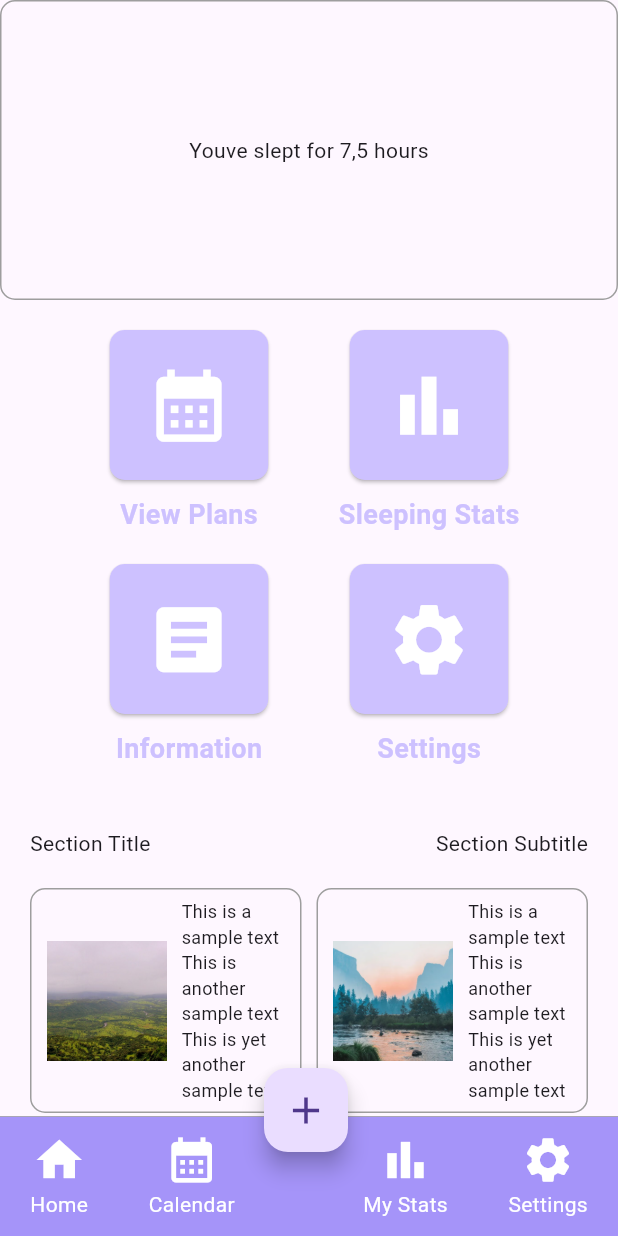
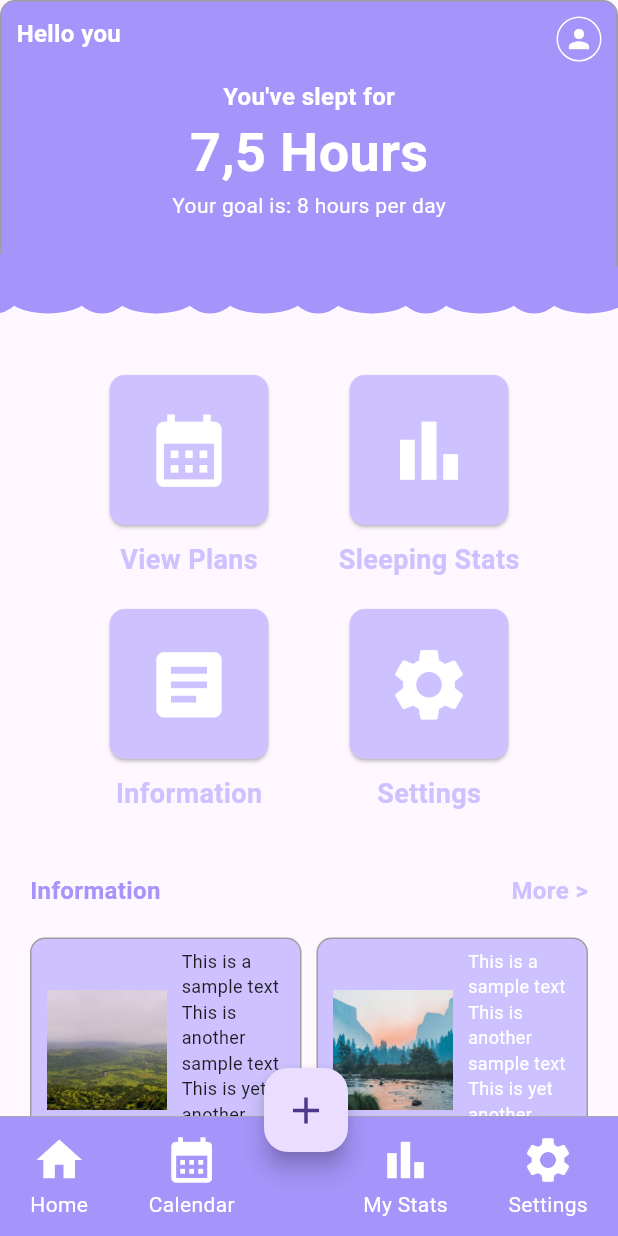
Before and after one commit to chiefxd/Sleepful, a Flutter app: the screen it shows after launch, after a tap on the "home" icon, on a phone screen of 412 x 824 dp. Run offline on Flutter 3.47's test engine with Material 3 defaults, Android fonts, the phone set to English and light mode, and no system bars; Roboto replaces fonts that are missing (Montserrat).

Commit message:
update UI, sedikit home page part 2.

```diff
--- /dev/null
+++ b/lib/Components/cloud_painter.dart
@@ -0,0 +1,35 @@
+// cloud_painter.dart
+import 'package:flutter/material.dart';
+
+class CloudPainter extends CustomPainter {
+  @override
+  void paint(Canvas canvas, Size size) {
+    final paint = Paint()
+      ..color = const Color(0xFFA594F9)//A594F9
+      ..style = PaintingStyle.fill;
+
+    // Calculate the number of circles based on the length of the rectangle
+    const circleSpacing = 36.0;
+    final numCircles = (size.width / circleSpacing).floor();
+
+    // Draw a series of overlapping circles to create a cloud shape
+    for (int i = 0; i < numCircles + 2; i++) {
+      final x = i * circleSpacing - 5.0; // Move the first circle to the left
+      final y = size.height - 10.0;
+      const radius = 20.0;
+
+      if (i % 2 != 0) { // Odd-numbered circles
+        final rect = Rect.fromPoints(
+          Offset(x - radius - radius / 2, y - radius / 2),
+          Offset(x + radius + radius / 2, y + radius),
+        );
+        canvas.drawOval(rect, paint);
+      } else { // Even-numbered circles
+        canvas.drawCircle(Offset(x, y), radius, paint);
+      }
+    }
+  }
+
+  @override
+  bool shouldRepaint(covariant CustomPainter oldDelegate) => false;
+}
--- a/lib/Pages/home_page.dart
+++ b/lib/Pages/home_page.dart
@@ -6,6 +6,7 @@ import 'settings.dart'; // Import the page_c.dart file
 import 'information.dart'; // Import the page_d.dart file
 import '../Navbar/bottom_navbar.dart'; // Import the BottomNavbar widget
 import '../Components/button_with_text.dart'; // Import the ButtonWithText widget
+import '../Components/cloud_painter.dart';
 
 class HomePage extends StatelessWidget {
   const HomePage({super.key});
@@ -22,14 +23,88 @@ class HomePage extends StatelessWidget {
                   Container(
                     height: 200, // Set the height of the rectangle
                     decoration: BoxDecoration(
+                      color: const Color(0xFFA594F9), // Set the background color to purple
                       border: Border.all(color: Colors.grey),
                       borderRadius: BorderRadius.circular(10),
                     ),
-                    child: const Center(
-                      child: Text('Youve slept for 7,5 hours'),
+                    child: Stack(
+                      children: [
+                        const Positioned(
+                          top: 10,
+                          left: 10,
+                          child: Text(
+                            'Hello you',
+                            style: TextStyle(
+                              fontSize: 16, // Set the font size to 16
+                              fontWeight: FontWeight.bold, // Set the font weight to bold
+                              color: Colors.white, // Set the text color to white
+                            ),
+                          ),
+                        ),
+                        Positioned(
+                          top: 10,
+                          right: 10,
+                          child: Container(
+                            width: 30,
+                            height: 30,
+                            decoration: BoxDecoration(
+                              shape: BoxShape.circle,
+                              border: Border.all(color: Colors.white),
+                            ),
+                            child: const Center(
+                              child: Icon(
+                                Icons.person,
+                                color: Colors.white,
+                                size: 20,
+                              ),
+                            ),
+                          ),
+                        ),
+                        const Center(
+                          child: Column(
+                            mainAxisAlignment: MainAxisAlignment.center,
+                            children: [
+                              Text(
+                                'You\'ve slept for',
+                                style: TextStyle(
+                                  fontSize: 16, // Set the font size to 16
+                                  fontWeight: FontWeight.bold, // Set the font weight to bold
+                                  color: Colors.white, // Set the text color to white
+                                ),
+                              ),
+                              Text(
+                                '7,5 Hours',
+                                style: TextStyle(
+                                  fontSize: 36, // Set the font size to 36
+                                  fontWeight: FontWeight.bold, // Set the font weight to bold
+                                  color: Colors.white, // Set the text color to white
+                                ),
+                              ),
+                              Text(
+                                'Your goal is: 8 hours per day',
+                                style: TextStyle(
+                                  fontSize: 14, // Set the font size to 14
+                                  color: Colors.white, // Set the text color to white
+                                ),
+                              ),
+                            ],
+                          ),
+                        ),
+                        Positioned(
+                          bottom: 0,
+                          left: 0,
+                          right: 0,
+                          child: CustomPaint(
+                            painter: CloudPainter(),
+                            child: Container(
+                              height: 50, // Set the height of the cloud shape
+                            ),
+                          ),
+                        ),
+                      ],
                     ),
                   ),
-                  const SizedBox(height: 20), // Add some space between sections
+                  const SizedBox(height: 50), // Add some space between sections
                   const Center(
                     child: Column(
                       mainAxisAlignment: MainAxisAlignment.center,
@@ -101,11 +176,24 @@ class HomePage extends StatelessWidget {
                     child: Column(
                       children: [
                         const Row(
-                          mainAxisAlignment: MainAxisAlignment.spaceBetween,
-                          children: [
-                            Text('Section Title'),
-                            Text('Section Subtitle'),
-                          ],
+                          mainAxisAlignment: MainAxisAlignment.spaceBetween,children: [
+                          Text(
+                            'Information',
+                            style: TextStyle(
+                              fontSize: 16, // Set the font size to 16
+                              fontWeight: FontWeight.bold, // Set the font weight to bold
+                              color: Color(0xFFA594F9), // Set the text color to 0xFFA594F9
+                            ),
+                          ),
+                          Text(
+                            'More >',
+                            style: TextStyle(
+                              fontSize: 16, // Set the font size to 16
+                              fontWeight: FontWeight.bold, // Set the font weight to bold
+                              color: Color(0xFFCDC1FF), // Set the text color to 0xFFCDC1FF
+                            ),
+                          ),
+                        ],
                         ),
                         const SizedBox(height: 20), // Add some space between rows
                         Row(
@@ -114,6 +202,7 @@ class HomePage extends StatelessWidget {
                               child: Container(
                                 height: 150,
                                 decoration: BoxDecoration(
+                                  color: Color(0xFFCDC1FF), // Set the background color to 0xFFCDC1FF
                                   border: Border.all(color: Colors.grey),
                                   borderRadius: BorderRadius.circular(10),
                                 ),
@@ -154,6 +243,7 @@ class HomePage extends StatelessWidget {
                               child: Container(
                                 height: 150,
                                 decoration: BoxDecoration(
+                                  color: Color(0xFFCDC1FF), // Set the background color to 0xFFCDC1FF
                                   border: Border.all(color: Colors.grey),
                                   borderRadius: BorderRadius.circular(10),
                                 ),
@@ -173,15 +263,24 @@ class HomePage extends StatelessWidget {
                                         children: [
                                           Text(
                                             'This is a sample text',
-                                            style: TextStyle(fontSize: 12), // Set the font size to 12
+                                            style: TextStyle(
+                                              fontSize: 12, // Set the font size to 12
+                                              color: Colors.white, // Set the text color to white
+                                            ),
                                           ),
                                           Text(
                                             'This is another sample text',
-                                            style: TextStyle(fontSize: 12), // Set the font size to 12
+                                            style: TextStyle(
+                                              fontSize: 12, // Set the font size to 12
+                                              color: Colors.white, // Set the text color to white
+                                            ),
                                           ),
                                           Text(
                                             'This is yet another sample text',
-                                            style: TextStyle(fontSize: 12), // Set the font size to 12
+                                            style: TextStyle(
+                                              fontSize: 12, // Set the font size to 12
+                                              color: Colors.white, // Set the text color to white
+                                            ),
                                           ),
                                         ],
                                       ),
```
